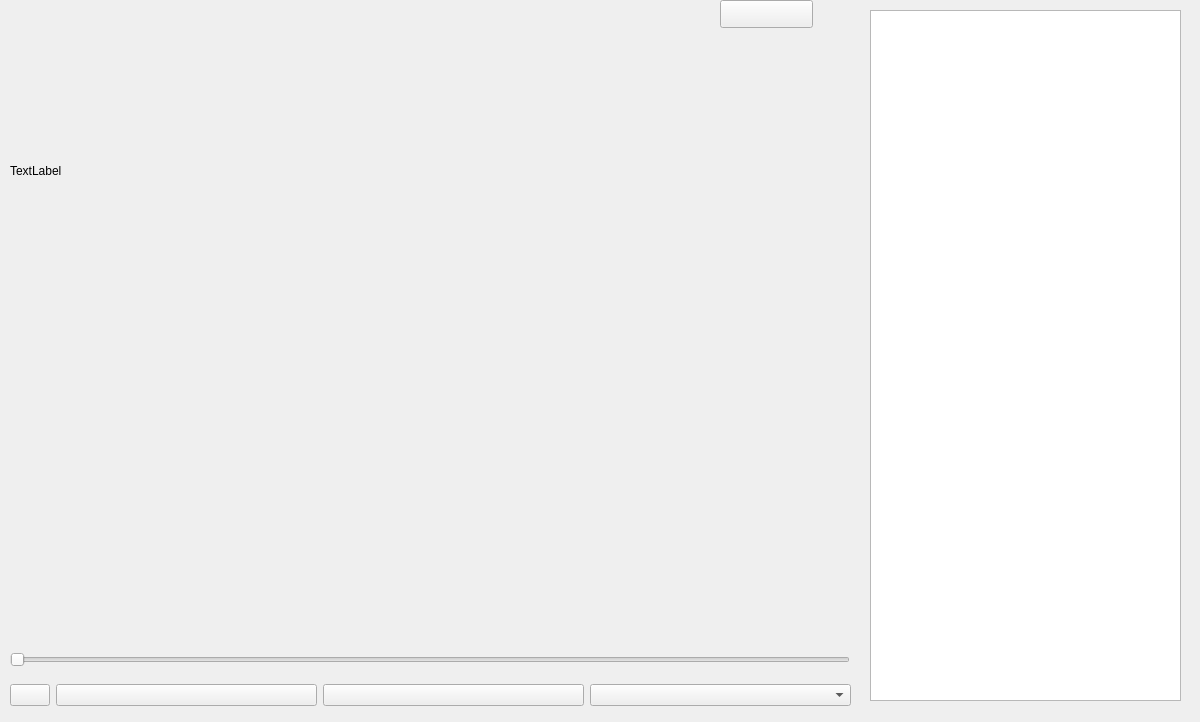
First picture: the form in MyPlayer/player_ui.ui, repository THU17cyz/RTP_Project, before the edit.
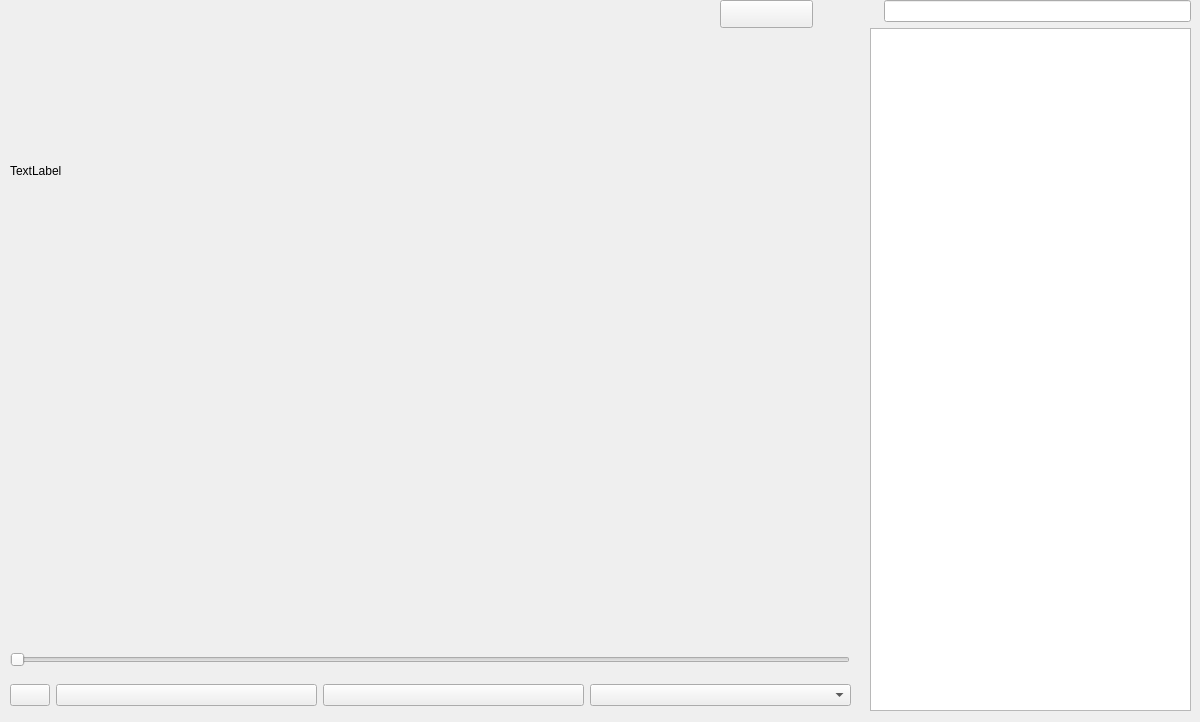
Second picture: the form after the edit.

```diff
--- a/MyPlayer/player_ui.ui
+++ b/MyPlayer/player_ui.ui
@@ -110,15 +110,46 @@
     <string/>
    </property>
   </widget>
-  <widget class="QListWidget" name="PlayList">
+  <widget class="QWidget" name="verticalLayoutWidget">
    <property name="geometry">
     <rect>
      <x>870</x>
-     <y>10</y>
-     <width>311</width>
-     <height>691</height>
+     <y>0</y>
+     <width>321</width>
+     <height>711</height>
     </rect>
    </property>
+   <layout class="QVBoxLayout" name="verticalLayout">
+    <item>
+     <layout class="QHBoxLayout" name="horizontalLayout_2">
+      <property name="spacing">
+       <number>7</number>
+      </property>
+      <property name="bottomMargin">
+       <number>0</number>
+      </property>
+      <item>
+       <widget class="QLabel" name="SearchIcon">
+        <property name="sizePolicy">
+         <sizepolicy hsizetype="Preferred" vsizetype="Preferred">
+          <horstretch>0</horstretch>
+          <verstretch>0</verstretch>
+         </sizepolicy>
+        </property>
+        <property name="text">
+         <string/>
+        </property>
+       </widget>
+      </item>
+      <item>
+       <widget class="QLineEdit" name="SearchKeyword"/>
+      </item>
+     </layout>
+    </item>
+    <item>
+     <widget class="QListWidget" name="PlayList"/>
+    </item>
+   </layout>
   </widget>
  </widget>
  <resources/>
```
Left out of the diff: 2 changed lines with no effect on the pictures.
